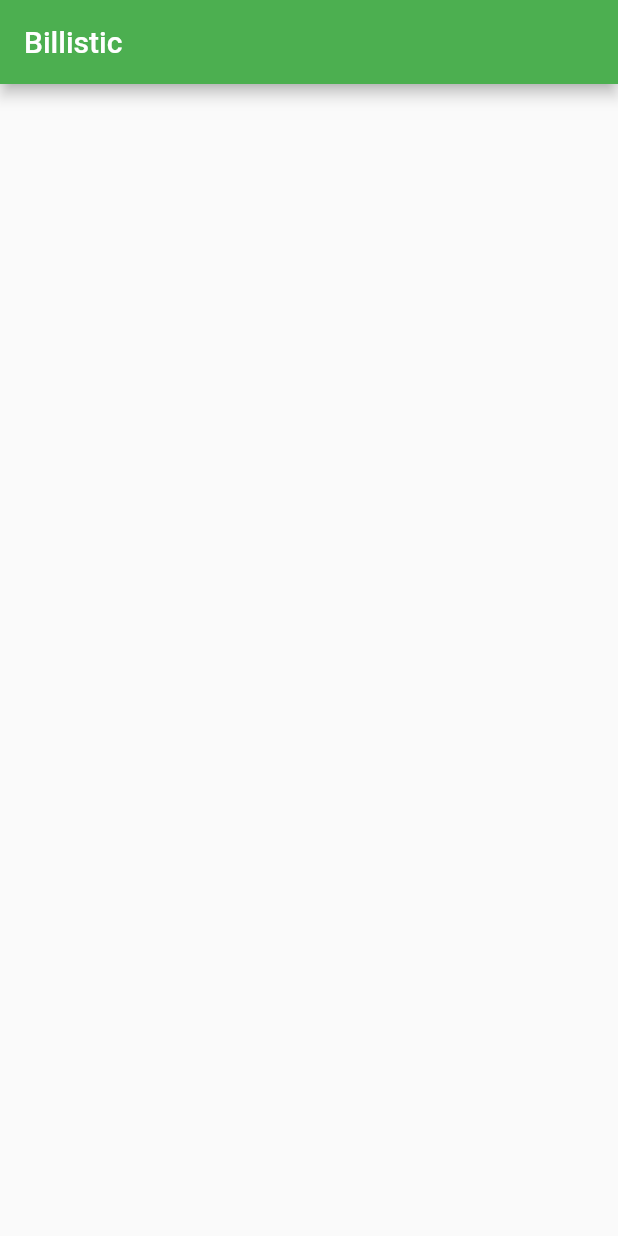
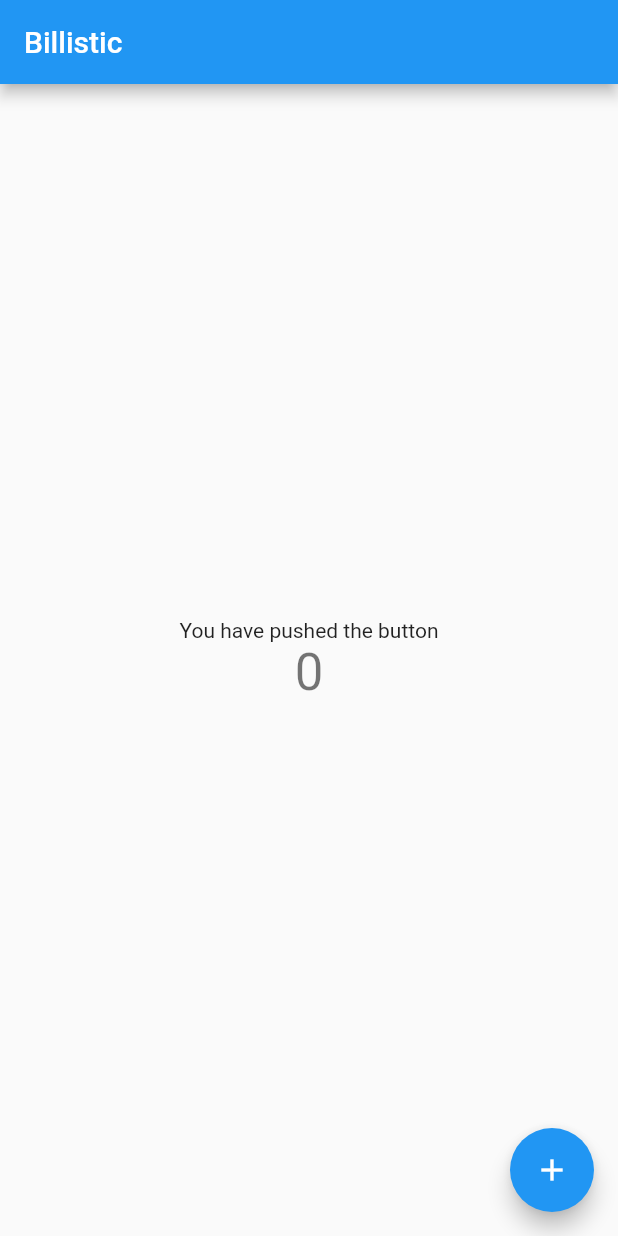
Before and after one commit to sevenfoxes/billistic, a Flutter app: the screen it shows after launch, on a phone screen of 412 x 824 dp. Run offline on Flutter 3.47's test engine with Material 2 defaults, Android fonts, the phone set to English and light mode, and no system bars; our stand-ins replace flutter_redux, redux; missing offline and left inert: redux_logging.

```diff
--- a/lib/actions/actions.dart
+++ /dev/null
@@ -1 +0,0 @@
-export 'expense.dart';
--- /dev/null
+++ b/lib/actions/counter_actions.dart
@@ -0,0 +1,3 @@
+class IncrementCountAction {}
+
+class DecrementCountAction {}
--- /dev/null
+++ b/lib/containers/counter/counter.dart
@@ -0,0 +1,32 @@
+import 'package:flutter/foundation.dart';
+import 'package:flutter/material.dart';
+import 'package:flutter_redux/flutter_redux.dart';
+import 'package:billistic/models/app_state.dart';
+import 'package:redux/redux.dart';
+
+class Counter extends StatelessWidget {
+  @override
+  Widget build(BuildContext context) {
+    return new StoreConnector<AppState, _ViewModel>(
+      converter: _ViewModel.fromStore,
+      builder: (BuildContext context, _ViewModel vm) {
+        return new Text(
+          vm.count.toString(),
+          style: Theme.of(context).textTheme.display1,
+        );
+      },
+    );
+  }
+}
+
+class _ViewModel {
+  final int count;
+
+  _ViewModel({
+    @required this.count,
+  });
+
+  static _ViewModel fromStore(Store<AppState> store) {
+    return new _ViewModel(count: store.state.count);
+  }
+}
--- /dev/null
+++ b/lib/containers/counter/increase_counters.dart
@@ -0,0 +1,26 @@
+import 'package:flutter/material.dart';
+import 'package:flutter_redux/flutter_redux.dart';
+import 'package:billistic/actions/counter_actions.dart';
+import 'package:billistic/models/app_state.dart';
+import 'package:redux/redux.dart';
+
+class IncreaseCountButton extends StatelessWidget {
+  IncreaseCountButton({Key key}) : super(key: key);
+
+  @override
+  Widget build(BuildContext context) {
+    return new StoreConnector<AppState, VoidCallback>(
+      converter: (Store<AppState> store) {
+        return () {
+          store.dispatch(new IncrementCountAction());
+        };
+      },
+      builder: (BuildContext context, VoidCallback increase) {
+        return new FloatingActionButton(
+          onPressed: increase,
+          child: new Icon(Icons.add),
+        );
+      },
+    );
+  }
+}
--- a/lib/main.dart
+++ b/lib/main.dart
@@ -1,49 +1,33 @@
+// support
 import 'package:flutter/material.dart';
+
+// pages
+import 'package:billistic/pages/home.dart';
+
+// redux
+import 'package:billistic/models/app_state.dart';
+import 'package:billistic/reducers/app_reducer.dart';
 import 'package:flutter_redux/flutter_redux.dart';
 import 'package:redux/redux.dart';
-import 'package:billistic/models/models.dart';
-import 'package:billistic/reducers/reducers.dart';
+import 'package:redux_logging/redux_logging.dart';
 
-void main() => runApp(new MyApp());
+void main() => runApp(new Billistic());
 
-class MyApp extends StatelessWidget {
+class Billistic extends StatelessWidget {
+  final String title = "Billistic";
+
   final store = new Store<AppState>(appReducer,
-      initialState: new AppState.initialState());
+      initialState: new AppState(),
+      middleware: [new LoggingMiddleware.printer()]);
 
   @override
   Widget build(BuildContext context) {
     return new StoreProvider(
-        store: store,
-        child: new MaterialApp(
-          title: 'Flutter Demo',
-          theme: new ThemeData(
-            primarySwatch: Colors.green,
-          ),
-          home: new MyHomePage(title: 'Billistic'),
-        ));
+      store: store,
+      child: new MaterialApp(
+        title: title,
+        home: new HomeScreen(title),
+      ),
+    );
   }
 }
-
-class MyHomePage extends StatelessWidget {
-  final String title;
-
-  MyHomePage({Key key, this.title}) : super(key: key);
-
-  @override
-  Widget build(BuildContext context) {
-    return new StoreBuilder(builder: (context, Store<AppState> store) {
-      return new Scaffold(
-        appBar: new AppBar(
-          title: new Text(title),
-        ),
-        body: new Center(
-          child: new Column(
-              mainAxisAlignment: MainAxisAlignment.start,
-              children: store.state.expenses.map<Widget>((expense) {
-                return new Text(expense.name);
-              }).toList()),
-        ),
-      );
-    });
-  }
-}
--- a/lib/models/app_state.dart
+++ b/lib/models/app_state.dart
@@ -1,14 +1,18 @@
-import 'package:billistic/models/models.dart';
-import 'package:meta/meta.dart';
+class AppState {
+  final int count;
+  final bool isLoading;
 
-@immutable
-class AppState {
-  final bool isLoading;
-  final List<Expense> expenses;
+  AppState({this.count = 0, this.isLoading = false});
 
-  const AppState({@required this.expenses, this.isLoading});
+  AppState copyWith({int count, bool isLoading}) {
+    return new AppState(
+      count: count ?? this.count,
+      isLoading: isLoading ?? this.isLoading,
+    );
+  }
 
-  AppState.initialState()
-      : expenses = <Expense>[],
-        isLoading = true;
+  @override
+  String toString() {
+    return 'AppState{isLoading: $isLoading, count: $count}';
+  }
 }
--- a/lib/models/expense.dart
+++ /dev/null
@@ -1,24 +0,0 @@
-import 'package:meta/meta.dart';
-
-@immutable
-class Expense {
-  final double amount;
-  final int day;
-  final name;
-  final payState;
-
-  const Expense(
-      {@required this.amount,
-      @required this.day,
-      @required this.name,
-      this.payState = 'unpaid'});
-
-  Expense copyWith({double amount, int day, String name, String payState}) {
-    return new Expense(
-      amount: amount ?? this.amount,
-      day: day ?? this.day,
-      name: name ?? this.name,
-      payState: payState ?? this.payState,
-    );
-  }
-}
--- a/lib/models/models.dart
+++ /dev/null
@@ -1,2 +0,0 @@
-export 'app_state.dart';
-export 'expense.dart';
--- /dev/null
+++ b/lib/pages/home.dart
@@ -0,0 +1,31 @@
+import 'package:flutter/material.dart';
+
+import 'package:billistic/containers/counter/counter.dart';
+import 'package:billistic/containers/counter/increase_counters.dart';
+
+class HomeScreen extends StatelessWidget {
+  final String title;
+
+  HomeScreen(this.title);
+
+  @override
+  Widget build(BuildContext context) {
+    return new Scaffold(
+      appBar: new AppBar(
+        title: new Text(this.title),
+      ),
+      body: new Container(
+        child: new Center(
+          child: new Column(
+            mainAxisAlignment: MainAxisAlignment.center,
+            children: <Widget>[
+              new Text('You have pushed the button'),
+              new Counter(),
+            ],
+          ),
+        ),
+      ),
+      floatingActionButton: new IncreaseCountButton(),
+    );
+  }
+}
```
Also changed, not shown: lib/actions/expense.dart (deleted, +0 -19 lines), lib/reducers/app_reducer.dart (added, +9 -0 lines), lib/reducers/counter_reducer.dart (added, +10 -0 lines), lib/reducers/expenses.dart (deleted, +0 -10 lines), lib/reducers/reducers.dart (deleted, +0 -8 lines), pubspec.yaml (+13 -8 lines), images/lake.jpg (deleted), 20 other files.
